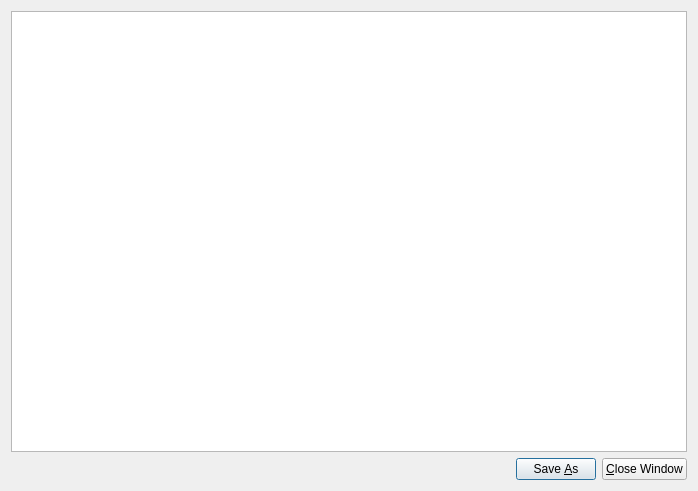
The window that views/ui/text_display.ui (ELVIS-Project/vis-framework) describes before a commit, drawn with Qt 5.
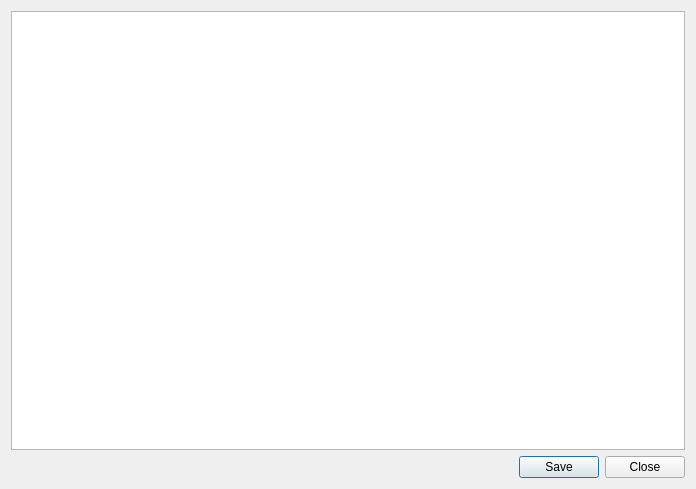
The same window after the commit. Icons and pictures are not drawn.

Commit message:
New Text View Form for Viewing "List" Output
... it's only sort of new...

Patch:
```diff
--- a/views/ui/text_display.ui
+++ b/views/ui/text_display.ui
@@ -6,8 +6,8 @@
    <rect>
     <x>0</x>
     <y>0</y>
-    <width>698</width>
-    <height>491</height>
+    <width>696</width>
+    <height>489</height>
    </rect>
   </property>
   <property name="sizePolicy">
@@ -27,43 +27,13 @@
    <bool>false</bool>
   </property>
   <layout class="QGridLayout" name="gridLayout_2">
-   <item row="1" column="1">
-    <widget class="QPushButton" name="btn_save_as">
-     <property name="text">
-      <string>Save &amp;As</string>
-     </property>
-    </widget>
+   <item row="0" column="0">
+    <widget class="QTextBrowser" name="text_browser"/>
    </item>
    <item row="1" column="0">
-    <spacer name="horizontalSpacer">
-     <property name="orientation">
-      <enum>Qt::Horizontal</enum>
-     </property>
-     <property name="sizeHint" stdset="0">
-      <size>
-       <width>332</width>
-       <height>20</height>
-      </size>
-     </property>
-    </spacer>
-   </item>
-   <item row="1" column="2">
-    <widget class="QPushButton" name="btn_close">
-     <property name="text">
-      <string>&amp;Close Window</string>
-     </property>
-    </widget>
-   </item>
-   <item row="0" column="0" colspan="3">
-    <widget class="QTextEdit" name="show_text">
-     <property name="font">
-      <font>
-       <family>Courier</family>
-       <pointsize>14</pointsize>
-      </font>
-     </property>
-     <property name="readOnly">
-      <bool>true</bool>
+    <widget class="QDialogButtonBox" name="buttonBox">
+     <property name="standardButtons">
+      <set>QDialogButtonBox::Close|QDialogButtonBox::Save</set>
      </property>
     </widget>
    </item>
```
The commit also changes 3 other files.
